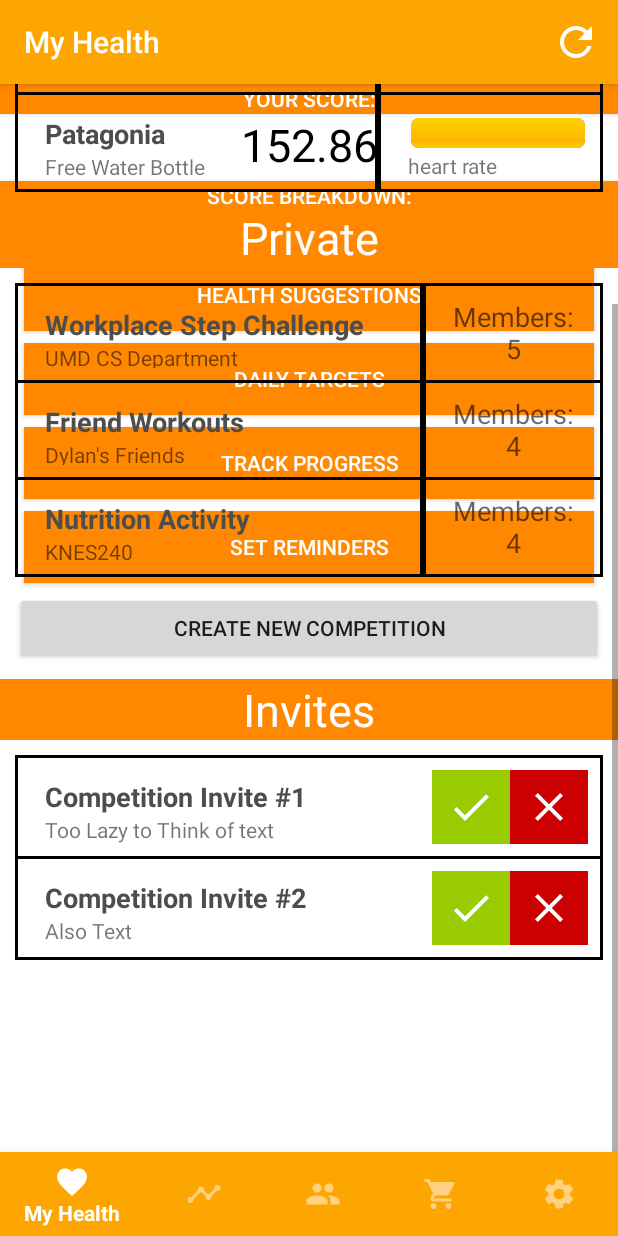
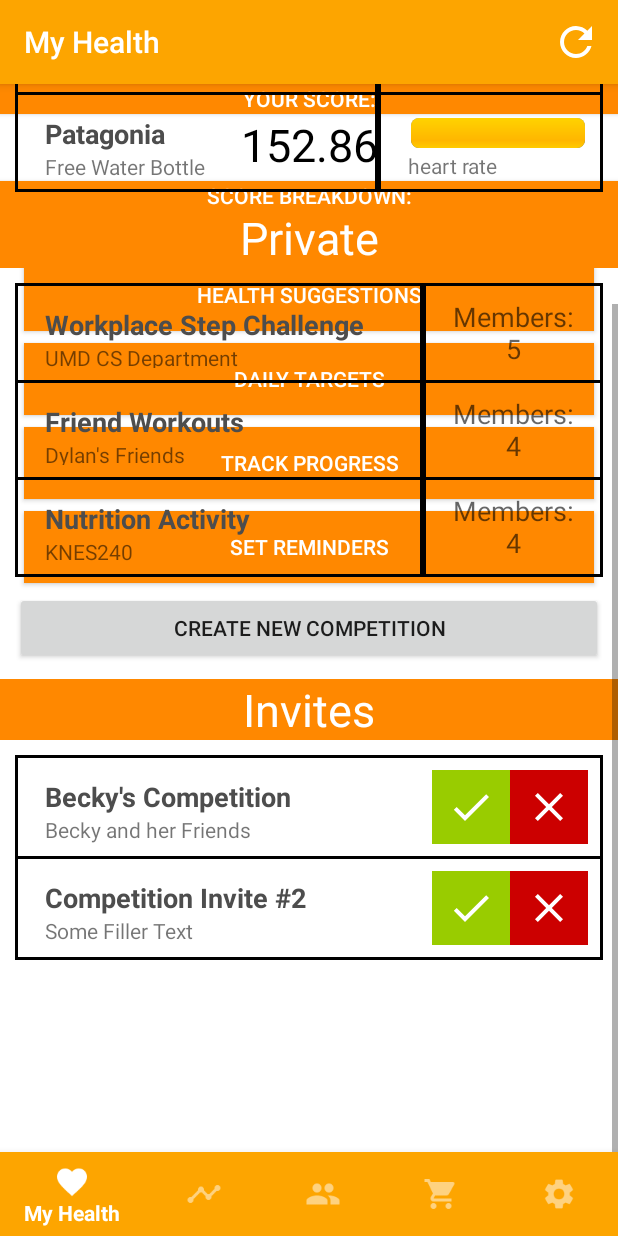
Before and after one commit to mikewill4/Axiv, an Android app: the fragment CompeteFragment placed in its activity, scrolled down 184 dp, on a phone screen of 412 x 824 dp. Run offline under Robolectric (Android 15) with nearby library versions, the phone set to English and light mode, and no system bars; libraries missing offline, so code that uses them is left out: com.github.mikephil.charting; plain views replace RadarChart; 43 statements that could not run were skipped.

Commit message:
Small changes - fized api issue - added data for task scenarios

```diff
--- a/app/src/main/java/edu/umd/cmsc434/axiv/AppData.java
+++ b/app/src/main/java/edu/umd/cmsc434/axiv/AppData.java
@@ -49,8 +49,8 @@ public class AppData {
 
         //CREATE INVITES
 
-        userCompetitionInvites.add(new AppData.InvitesInfo("Competition Invite #1","Too Lazy to Think of text"));
-        userCompetitionInvites.add(new AppData.InvitesInfo("Competition Invite #2","Also Text"));
+        userCompetitionInvites.add(new AppData.InvitesInfo("Becky's Competition","Becky and her Friends"));
+        userCompetitionInvites.add(new AppData.InvitesInfo("Competition Invite #2","Some Filler Text"));
     }
 
     static class User implements Comparable<User> {
--- a/app/src/main/res/layout/listitem_compete_invite.xml
+++ b/app/src/main/res/layout/listitem_compete_invite.xml
@@ -16,7 +16,7 @@
             android:id="@+id/invites_listitem_competition_name"
             android:layout_width="wrap_content"
             android:layout_height="wrap_content"
-            android:layout_marginLeft="10dp"
+            android:layout_marginStart="10dp"
             android:layout_marginTop="5dp"
             android:padding="0dp"
             android:text="Medium Text"
@@ -30,7 +30,7 @@
             android:id="@+id/invites_listitem_org_name"
             android:layout_width="wrap_content"
             android:layout_height="wrap_content"
-            android:layout_marginLeft="10dp"
+            android:layout_marginStart="10dp"
             android:text="TextView"
             android:maxLines="1"
             android:ellipsize="end"/>
@@ -39,7 +39,8 @@
     <ImageButton
         android:id="@+id/accept_invite_compete"
         android:layout_width="wrap_content"
-        android:paddingHorizontal="10dp"
+        android:paddingLeft="10dp"
+        android:paddingRight="10dp"
         android:layout_height="match_parent"
         android:background="@android:color/holo_green_light"
         android:src="@drawable/baseline_done_white_24dp" />
@@ -47,7 +48,8 @@
     <ImageButton
         android:id="@+id/reject_invite_compete"
         android:layout_width="wrap_content"
-        android:paddingHorizontal="10dp"
+        android:paddingLeft="10dp"
+        android:paddingRight="10dp"
         android:layout_height="match_parent"
         android:background="@android:color/holo_red_dark"
         android:src="@drawable/baseline_clear_white_24dp" />
```
Also changed, not shown: app/src/main/java/edu/umd/cmsc434/axiv/MetricHistoryActivity.java (+13 -0 lines), app/src/main/res/layout/activity_metric_history.xml (+8 -0 lines).
